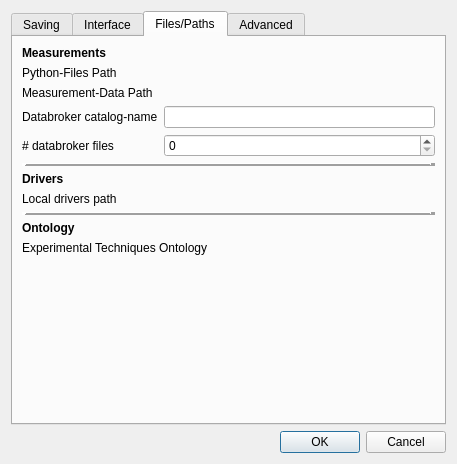
Before: the Qt Designer form nomad_camels/gui/settings_window.ui in FAU-LAP/NOMAD-CAMELS, drawn with Qt 5.
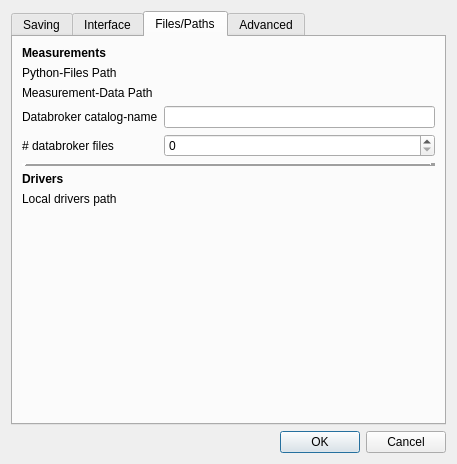
After: the same form once the commit is applied. The open tabs and pages were chosen to show the change. Icons and pictures are not drawn. Custom widgets are drawn as their Qt base class.

```diff
--- a/nomad_camels/gui/settings_window.ui
+++ b/nomad_camels/gui/settings_window.ui
@@ -779,55 +779,6 @@
             </property>
            </widget>
           </item>
-          <item row="2" column="0" colspan="3">
-           <widget class="Line" name="line_ontology">
-            <property name="frameShadow">
-             <enum>QFrame::Shadow::Raised</enum>
-            </property>
-            <property name="lineWidth">
-             <number>5</number>
-            </property>
-            <property name="orientation">
-             <enum>Qt::Orientation::Horizontal</enum>
-            </property>
-           </widget>
-          </item>
-          <item row="3" column="0">
-           <widget class="QLabel" name="label_ontology">
-            <property name="font">
-             <font>
-              <bold>true</bold>
-             </font>
-            </property>
-            <property name="text">
-             <string>Ontology</string>
-            </property>
-           </widget>
-          </item>
-          <item row="4" column="0">
-           <widget class="QLabel" name="label_experimental_techniques_ontology">
-            <property name="maximumSize">
-             <size>
-              <width>16777215</width>
-              <height>17</height>
-             </size>
-            </property>
-            <property name="toolTip">
-             <string>Path to the ontology file used for semantic mapping.</string>
-            </property>
-            <property name="text">
-             <string>Experimental Techniques Ontology</string>
-            </property>
-           </widget>
-          </item>
-          <item row="4" column="1" colspan="2">
-           <widget class="Path_Button_Edit" name="pathButton_experimental_techniques_ontology" native="true">
-            <property name="toolTip">
-             <string>path to the Experimental Techniques ontology file used for semantic mapping,
-e.g. LAP_ET.owl</string>
-            </property>
-           </widget>
-          </item>
          </layout>
         </widget>
        </item>
```
